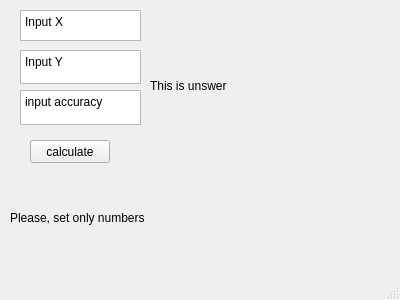
Qt form Self/Kursovic/UnName/mainwindow.ui (Nikitasobakabmx/Labki) before a commit.
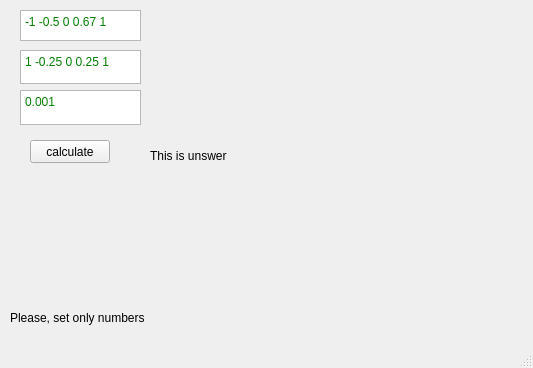
The same form after that commit.

Diff of the .ui file:
```diff
--- a/Self/Kursovic/UnName/mainwindow.ui
+++ b/Self/Kursovic/UnName/mainwindow.ui
@@ -6,8 +6,8 @@
    <rect>
     <x>0</x>
     <y>0</y>
-    <width>400</width>
-    <height>300</height>
+    <width>533</width>
+    <height>368</height>
    </rect>
   </property>
   <property name="windowTitle">
@@ -28,7 +28,7 @@
 &lt;html&gt;&lt;head&gt;&lt;meta name=&quot;qrichtext&quot; content=&quot;1&quot; /&gt;&lt;style type=&quot;text/css&quot;&gt;
 p, li { white-space: pre-wrap; }
 &lt;/style&gt;&lt;/head&gt;&lt;body style=&quot; font-family:'Sans Serif'; font-size:9pt; font-weight:400; font-style:normal;&quot;&gt;
-&lt;p style=&quot; margin-top:0px; margin-bottom:0px; margin-left:0px; margin-right:0px; -qt-block-indent:0; text-indent:0px;&quot;&gt;Input X&lt;/p&gt;&lt;/body&gt;&lt;/html&gt;</string>
+&lt;p style=&quot; margin-top:0px; margin-bottom:0px; margin-left:0px; margin-right:0px; -qt-block-indent:0; text-indent:0px;&quot;&gt;&lt;span style=&quot; color:#008000;&quot;&gt;-1&lt;/span&gt;&lt;span style=&quot; color:#c0c0c0;&quot;&gt; &lt;/span&gt;&lt;span style=&quot; color:#008000;&quot;&gt;-0.5&lt;/span&gt;&lt;span style=&quot; color:#c0c0c0;&quot;&gt; &lt;/span&gt;&lt;span style=&quot; color:#008000;&quot;&gt;0&lt;/span&gt;&lt;span style=&quot; color:#c0c0c0;&quot;&gt; &lt;/span&gt;&lt;span style=&quot; color:#008000;&quot;&gt;0.67&lt;/span&gt;&lt;span style=&quot; color:#c0c0c0;&quot;&gt; &lt;/span&gt;&lt;span style=&quot; color:#008000;&quot;&gt;1&lt;/span&gt;&lt;/p&gt;&lt;/body&gt;&lt;/html&gt;</string>
     </property>
    </widget>
    <widget class="QLabel" name="unswerLabel">
@@ -36,8 +36,8 @@
      <rect>
       <x>150</x>
       <y>10</y>
-      <width>211</width>
-      <height>151</height>
+      <width>351</width>
+      <height>291</height>
      </rect>
     </property>
     <property name="text">
@@ -48,7 +48,7 @@
     <property name="geometry">
      <rect>
       <x>10</x>
-      <y>210</y>
+      <y>310</y>
       <width>181</width>
       <height>16</height>
      </rect>
@@ -71,7 +71,7 @@
 &lt;html&gt;&lt;head&gt;&lt;meta name=&quot;qrichtext&quot; content=&quot;1&quot; /&gt;&lt;style type=&quot;text/css&quot;&gt;
 p, li { white-space: pre-wrap; }
 &lt;/style&gt;&lt;/head&gt;&lt;body style=&quot; font-family:'Sans Serif'; font-size:9pt; font-weight:400; font-style:normal;&quot;&gt;
-&lt;p style=&quot; margin-top:0px; margin-bottom:0px; margin-left:0px; margin-right:0px; -qt-block-indent:0; text-indent:0px;&quot;&gt;input accuracy&lt;/p&gt;&lt;/body&gt;&lt;/html&gt;</string>
+&lt;p style=&quot; margin-top:0px; margin-bottom:0px; margin-left:0px; margin-right:0px; -qt-block-indent:0; text-indent:0px;&quot;&gt;&lt;span style=&quot; color:#008000;&quot;&gt;0.001&lt;/span&gt;&lt;/p&gt;&lt;/body&gt;&lt;/html&gt;</string>
     </property>
    </widget>
    <widget class="QPushButton" name="calcButton">
@@ -101,7 +101,7 @@
 &lt;html&gt;&lt;head&gt;&lt;meta name=&quot;qrichtext&quot; content=&quot;1&quot; /&gt;&lt;style type=&quot;text/css&quot;&gt;
 p, li { white-space: pre-wrap; }
 &lt;/style&gt;&lt;/head&gt;&lt;body style=&quot; font-family:'Sans Serif'; font-size:9pt; font-weight:400; font-style:normal;&quot;&gt;
-&lt;p style=&quot; margin-top:0px; margin-bottom:0px; margin-left:0px; margin-right:0px; -qt-block-indent:0; text-indent:0px;&quot;&gt;Input Y&lt;/p&gt;&lt;/body&gt;&lt;/html&gt;</string>
+&lt;p style=&quot; margin-top:0px; margin-bottom:0px; margin-left:0px; margin-right:0px; -qt-block-indent:0; text-indent:0px;&quot;&gt;&lt;span style=&quot; color:#008000;&quot;&gt;1&lt;/span&gt;&lt;span style=&quot; color:#c0c0c0;&quot;&gt; &lt;/span&gt;&lt;span style=&quot; color:#008000;&quot;&gt;-0.25&lt;/span&gt;&lt;span style=&quot; color:#c0c0c0;&quot;&gt; &lt;/span&gt;&lt;span style=&quot; color:#008000;&quot;&gt;0&lt;/span&gt;&lt;span style=&quot; color:#c0c0c0;&quot;&gt; &lt;/span&gt;&lt;span style=&quot; color:#008000;&quot;&gt;0.25&lt;/span&gt;&lt;span style=&quot; color:#c0c0c0;&quot;&gt; &lt;/span&gt;&lt;span style=&quot; color:#008000;&quot;&gt;1&lt;/span&gt;&lt;/p&gt;&lt;/body&gt;&lt;/html&gt;</string>
     </property>
    </widget>
   </widget>
```
Left out of the diff: 2 changed lines with no effect on the pictures.
